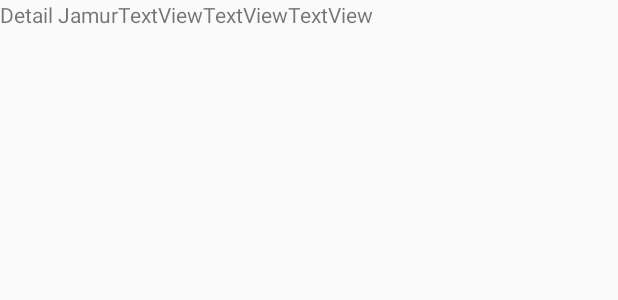
After one commit to extremebozz/MediaPembelajaran, an Android app: the layout activity_detail_jamur.xml on its own in the app's theme, with its tools: preview values and no code run, on a phone screen of 412 x 824 dp. The commit adds this screen. Shown: the top 300 px of the screen. Run offline under Robolectric (Android 15) with nearby library versions, the phone set to English and light mode, and no system bars.

Commit message:
Tambah beberapa activity dan juga setengah mengerjakan JamurAdapter

```diff
--- /dev/null
+++ b/app/src/main/java/com/extremebozz/skripsi/adapter/JamurAdapter.java
@@ -0,0 +1,4 @@
+package com.extremebozz.skripsi.adapter;
+
+public class JamurAdapter {
+}
--- /dev/null
+++ b/app/src/main/res/layout/activity_detail_jamur.xml
@@ -0,0 +1,40 @@
+<?xml version="1.0" encoding="utf-8"?>
+<LinearLayout xmlns:android="http://schemas.android.com/apk/res/android"
+    xmlns:app="http://schemas.android.com/apk/res-auto"
+    xmlns:tools="http://schemas.android.com/tools"
+    android:layout_width="match_parent"
+    android:layout_height="match_parent"
+    tools:context=".DetailJamur">
+
+    <TextView
+        android:id="@+id/textView"
+        android:layout_width="wrap_content"
+        android:layout_height="wrap_content"
+        android:text="Detail Jamur"
+        tools:layout_editor_absoluteX="166dp"
+        tools:layout_editor_absoluteY="16dp" />
+
+    <TextView
+        android:id="@+id/tId"
+        android:layout_width="wrap_content"
+        android:layout_height="wrap_content"
+        android:text="TextView"
+        tools:layout_editor_absoluteX="175dp"
+        tools:layout_editor_absoluteY="59dp" />
+
+    <TextView
+        android:id="@+id/tNama"
+        android:layout_width="wrap_content"
+        android:layout_height="wrap_content"
+        android:text="TextView"
+        tools:layout_editor_absoluteX="175dp"
+        tools:layout_editor_absoluteY="59dp" />
+
+    <TextView
+        android:id="@+id/tDeskripsi"
+        android:layout_width="wrap_content"
+        android:layout_height="wrap_content"
+        android:text="TextView"
+        tools:layout_editor_absoluteX="175dp"
+        tools:layout_editor_absoluteY="59dp" />
+</LinearLayout>
--- /dev/null
+++ b/app/src/main/res/layout/list_jamur.xml
@@ -0,0 +1,6 @@
+<?xml version="1.0" encoding="utf-8"?>
+<androidx.constraintlayout.widget.ConstraintLayout xmlns:android="http://schemas.android.com/apk/res/android"
+    android:layout_width="match_parent"
+    android:layout_height="match_parent">
+
+</androidx.constraintlayout.widget.ConstraintLayout>
```
Also changed, not shown: app/src/main/AndroidManifest.xml (+8 -2 lines), app/src/main/java/com/extremebozz/skripsi/DataHelper.java (+9 -27 lines), app/src/main/java/com/extremebozz/skripsi/DetailJamur.java (added, +14 -0 lines), app/src/main/java/com/extremebozz/skripsi/LoginActivity.java (+5 -2 lines), app/src/main/java/com/extremebozz/skripsi/MainActivity.java (+51 -0 lines), app/src/main/java/com/extremebozz/skripsi/adapter/TransactionAdapter.java (added, +86 -0 lines), app/src/main/java/com/extremebozz/skripsi/dataaccess/JamurAccess.java (added, +36 -0 lines), app/src/main/java/com/extremebozz/skripsi/dataaccess/LoginAccess.java (+36 -1 lines), app/src/main/java/com/extremebozz/skripsi/models/Jamur.java (added, +17 -0 lines), app/src/main/res/layout/activity_main.xml (+40 -4 lines).
